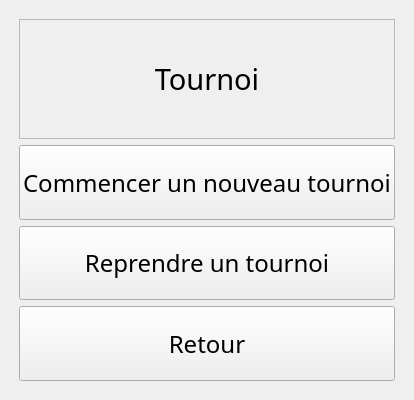
Before: the Qt Designer form views/qt_ux/tournament.ui in Gremy44/P4_repository, drawn with Qt 5.
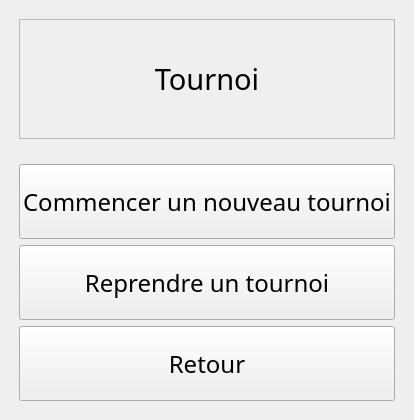
After: the same form once the commit is applied.

```diff
--- a/views/qt_ux/tournament.ui
+++ b/views/qt_ux/tournament.ui
@@ -60,6 +60,30 @@
         </property>
        </widget>
       </item>
+      <item>
+       <widget class="QLabel" name="label_2">
+        <property name="sizePolicy">
+         <sizepolicy hsizetype="Preferred" vsizetype="Preferred">
+          <horstretch>0</horstretch>
+          <verstretch>0</verstretch>
+         </sizepolicy>
+        </property>
+        <property name="font">
+         <font>
+          <pointsize>8</pointsize>
+         </font>
+        </property>
+        <property name="styleSheet">
+         <string notr="true">color: rgb(255, 0, 0);</string>
+        </property>
+        <property name="text">
+         <string/>
+        </property>
+        <property name="alignment">
+         <set>Qt::AlignCenter</set>
+        </property>
+       </widget>
+      </item>
       <item>
        <widget class="QPushButton" name="new_tournament">
         <property name="sizePolicy">
@@ -71,7 +95,7 @@
         <property name="minimumSize">
          <size>
           <width>0</width>
-          <height>0</height>
+          <height>75</height>
          </size>
         </property>
         <property name="font">
@@ -93,6 +117,12 @@
           <verstretch>0</verstretch>
          </sizepolicy>
         </property>
+        <property name="minimumSize">
+         <size>
+          <width>0</width>
+          <height>75</height>
+         </size>
+        </property>
         <property name="font">
          <font>
           <family>Noto Sans Light</family>
@@ -112,6 +142,12 @@
           <verstretch>0</verstretch>
          </sizepolicy>
         </property>
+        <property name="minimumSize">
+         <size>
+          <width>0</width>
+          <height>75</height>
+         </size>
+        </property>
         <property name="font">
          <font>
           <family>Noto Sans Light</family>
```
